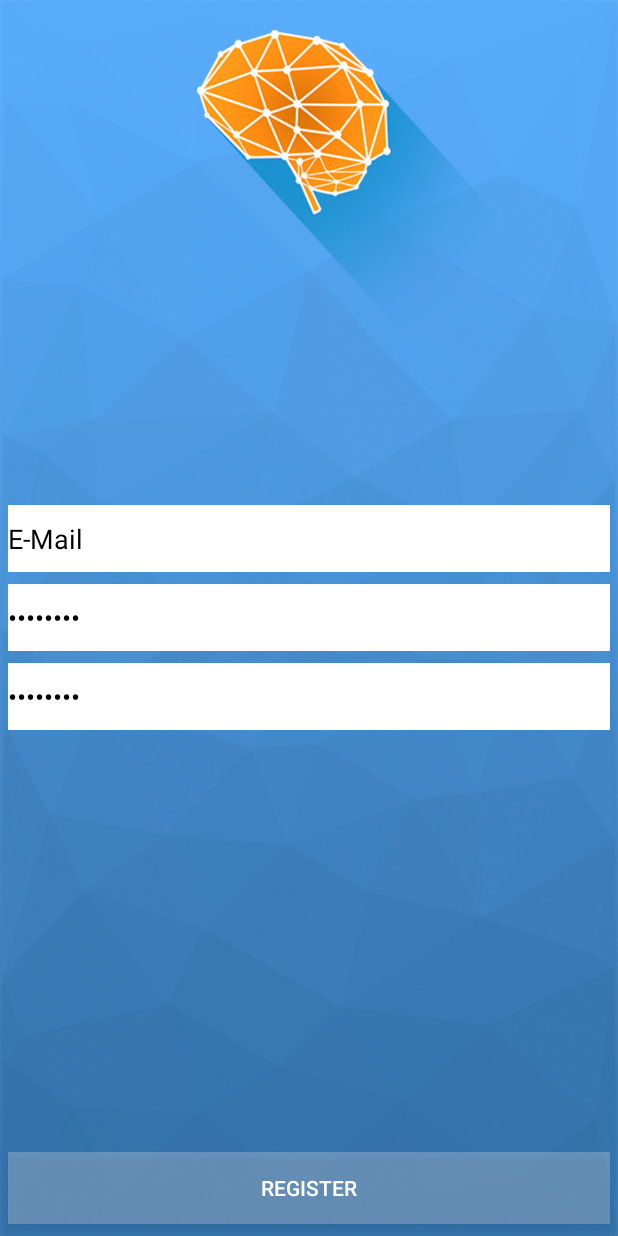
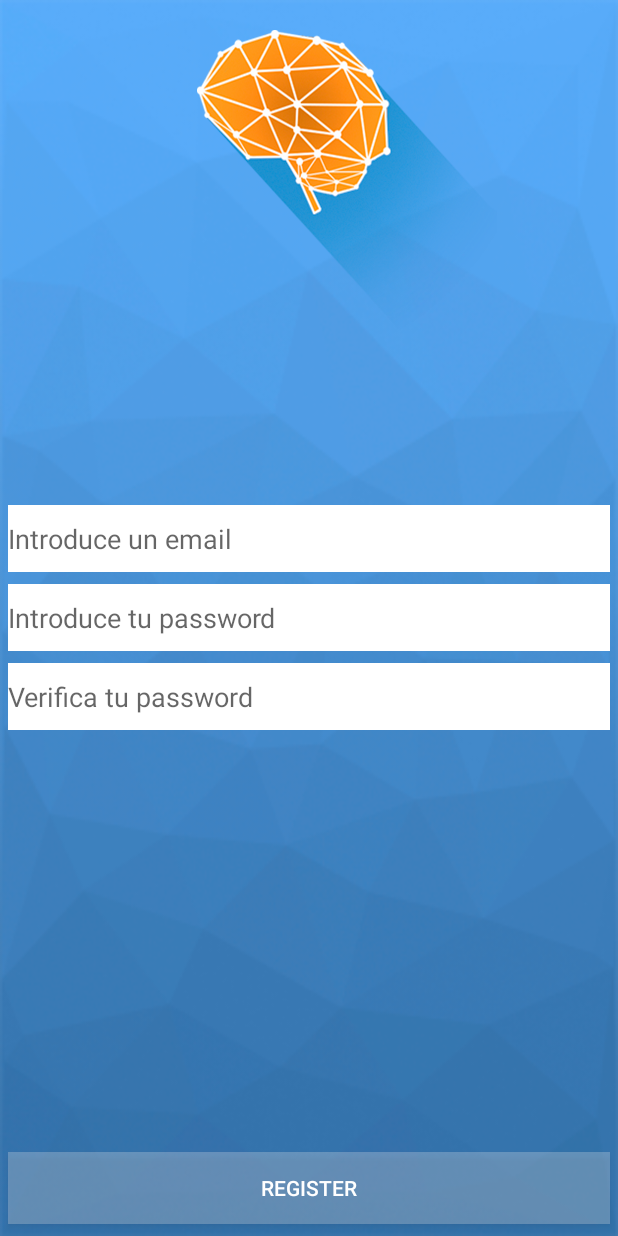
Before and after one commit to chufaschufurius/Quizit, an Android app: the screen it shows after launch (Register), after a tap on "SING UP WITH E-MAIL", on a phone screen of 412 x 824 dp. Run offline under Robolectric (Android 15) with nearby library versions, the phone set to English and light mode, and no system bars; 1 statement that could not run was skipped.

Commit message:
implemetnign register

```diff
--- a/app/src/main/java/com/nicajaowk/equipo3/quizit/Register.java
+++ b/app/src/main/java/com/nicajaowk/equipo3/quizit/Register.java
@@ -1,18 +1,42 @@
 package com.nicajaowk.equipo3.quizit;
 
 import android.app.Activity;
+import android.content.Intent;
 import android.support.v7.app.ActionBarActivity;
 import android.os.Bundle;
 import android.view.Menu;
 import android.view.MenuItem;
+import android.view.View;
 import android.view.WindowManager;
+import android.widget.Button;
+import android.widget.TextView;
+import android.widget.Toast;
 
 
 public class Register extends ActionBarActivity {
-
+    TextView contrasena;
+    TextView contrasena2;
+    final static String TAG = Register.class.getSimpleName();
+    static String mensaje = "contrasena incorrecta";
+    Toast toast;
     @Override
     protected void onCreate(Bundle savedInstanceState) {
         super.onCreate(savedInstanceState);
+
+
+        TextView email = (TextView) findViewById(R.id.editEmail);
+        contrasena = (TextView) findViewById(R.id.editPass1);
+        contrasena2 = (TextView) findViewById(R.id.editPass2);
+         toast = Toast.makeText(this, mensaje, Toast.LENGTH_LONG);
+        Button registrar = (Button) findViewById(R.id.buttonRegister);
+        registrar.setOnClickListener(new View.OnClickListener() {
+            @Override
+            public void onClick(View v) {
+               if(!contrasena.getText().equals(contrasena2.getText()))
+                   toast.show();
+            }
+        });
+
 
         // hides the status bar
         getWindow().addFlags(WindowManager.LayoutParams.FLAG_FULLSCREEN);
--- a/app/src/main/res/layout/activity_register.xml
+++ b/app/src/main/res/layout/activity_register.xml
@@ -57,7 +57,8 @@
             android:layout_centerHorizontal="true"
             android:layout_marginLeft="5dp"
             android:layout_marginRight="5dp"
-            android:text="E-Mail"/>
+            android:text=""
+            android:hint="Introduce un email" />
 
         <EditText
             style="@style/TextFields"
@@ -73,7 +74,8 @@
             android:layout_marginBottom="8dp"
             android:layout_marginLeft="5dp"
             android:layout_marginRight="5dp"
-            android:text="Password"/>
+            android:text=""
+            android:hint="Introduce tu password" />
 
         <EditText
             style="@style/TextFields"
@@ -87,7 +89,8 @@
             android:layout_centerHorizontal="true"
             android:layout_marginLeft="5dp"
             android:layout_marginRight="5dp"
-            android:text="Password"/>
+            android:text=""
+            android:hint="Verifica tu password" />
 
     </LinearLayout>
 
```
Also changed, not shown: 1 other file.
